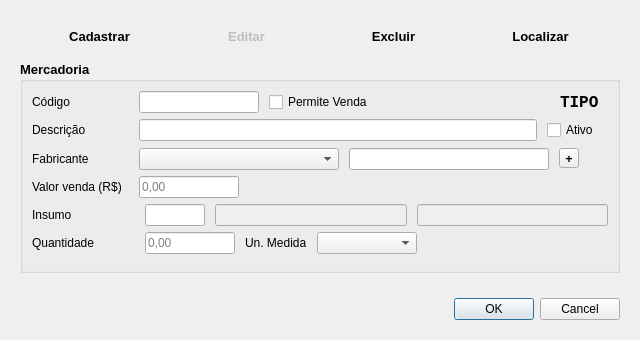
Before: the Qt Designer form Resources/UI/CadastroMercadoria.ui in Klubas/Projeto-SOAD, drawn with Qt 5.
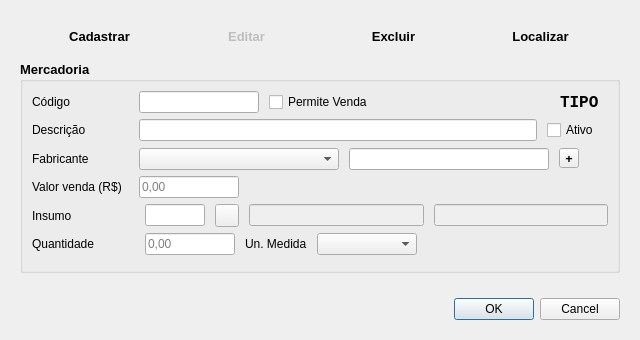
After: the same form once the commit is applied.

Commit message: - Adicionados botões de localizar nos cadastros e filtros - Ajustado erro de encoding do json

Diff of the .ui file:
```diff
--- a/Resources/UI/CadastroMercadoria.ui
+++ b/Resources/UI/CadastroMercadoria.ui
@@ -829,7 +829,7 @@
                      </item>
                      <item row="0" column="1">
                       <widget class="QFrame" name="frame_insumo_2">
-                       <layout class="QHBoxLayout" name="horizontalLayout_7" stretch="0,0,0">
+                       <layout class="QHBoxLayout" name="horizontalLayout_7" stretch="0,0,0,0">
                         <property name="spacing">
                          <number>10</number>
                         </property>
@@ -859,6 +859,13 @@
                           </property>
                          </widget>
                         </item>
+                        <item>
+                         <widget class="QToolButton" name="toolButton_insumo">
+                          <property name="text">
+                           <string/>
+                          </property>
+                         </widget>
+                        </item>
                         <item>
                          <widget class="QLineEdit" name="lineEdit_insumo">
                           <property name="enabled">
```
The commit also changes 38 other files.
